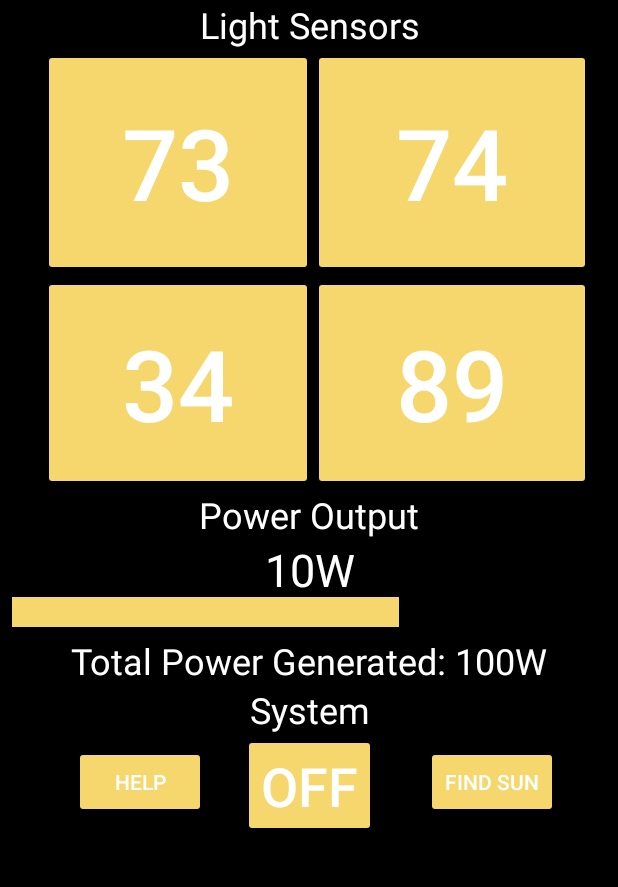
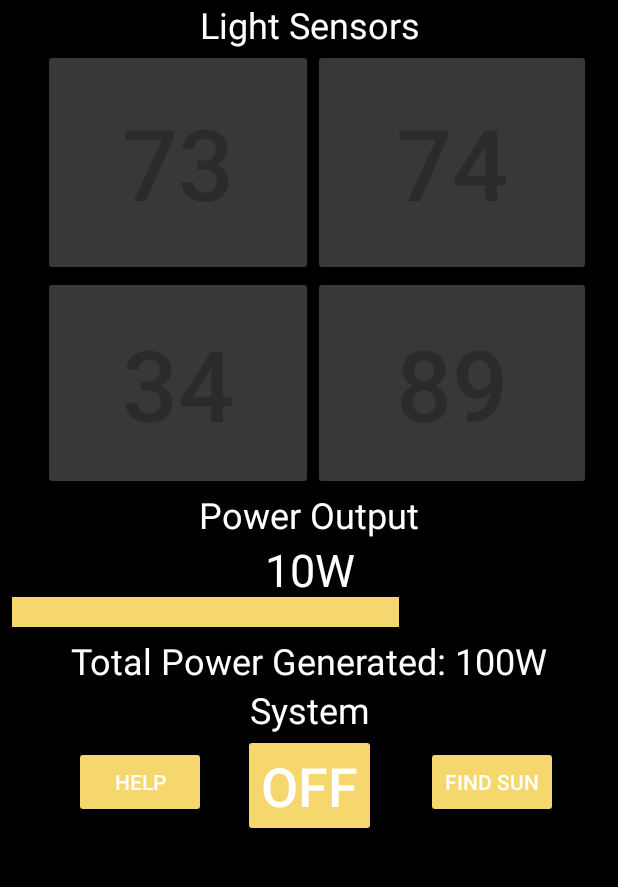
Before and after one commit to Rajminster/Helios, an Android app: the screen it shows after launch (MainActivity), on a phone screen of 412 x 824 dp, the part 72-959 px from its top. Run offline under Robolectric (Android 15) with nearby library versions, the phone set to English and light mode, and no system bars; libraries missing offline, so code that uses them is left out: com.polidea.rxandroidble; 5 statements that could not run were skipped.

Commit message:
LDR Boxes are grayed out until a connection is made

```diff
--- a/app/src/main/java/com/rnd/helius/MainActivity.java
+++ b/app/src/main/java/com/rnd/helius/MainActivity.java
@@ -14,6 +14,7 @@ import android.bluetooth.le.ScanFilter;
 import android.bluetooth.le.ScanSettings;
 import android.content.Context;
 import android.content.Intent;
+import android.graphics.Color;
 import android.os.Bundle;
 import android.os.Handler;
 import android.support.v7.app.AppCompatActivity;
@@ -74,12 +75,16 @@ public class MainActivity extends AppCompatActivity {
         getWindow().addFlags(WindowManager.LayoutParams.FLAG_KEEP_SCREEN_ON);
         ldr0Button = (Button) findViewById(R.id.ldr0);
         ldr0Button.setText((int) (Math.random() * 100) + "");
+        ldr0Button.setEnabled(false);
         ldr1Button = (Button) findViewById(R.id.ldr1);
         ldr1Button.setText((int) (Math.random() * 100) + "");
+        ldr1Button.setEnabled(false);
         ldr2Button = (Button) findViewById(R.id.ldr2);
         ldr2Button.setText((int) (Math.random() * 100) + "");
+        ldr2Button.setEnabled(false);
         ldr3Button = (Button) findViewById(R.id.ldr3);
         ldr3Button.setText((int) (Math.random() * 100) + "");
+        ldr3Button.setEnabled(false);
         powerBar = (ProgressBar) findViewById(R.id.powerBar);
         powerBar.setProgress((int) (Math.random() * 100));
         powerText = (TextView) findViewById(R.id.powerText);
@@ -90,7 +95,6 @@ public class MainActivity extends AppCompatActivity {
                 if (mGatt != null) {
 //                    heliusChars.get(5).setValue(1,BluetoothGattCharacteristic.FORMAT_UINT8,0);
                     Log.i("POWER", "Set Value " + power);
-
                 }
             }
         });
@@ -209,7 +213,16 @@ public class MainActivity extends AppCompatActivity {
             for (BluetoothGattCharacteristic c : heliusChars)
                 gatt.setCharacteristicNotification(c, true);
             requestCharacteristics(gatt);
-            findButton.setVisibility(View.GONE);
+            runOnUiThread(new Runnable() {
+                @Override
+                public void run() {
+                    findButton.setVisibility(View.GONE);
+                    ldr0Button.setEnabled(true);
+                    ldr1Button.setEnabled(true);
+                    ldr2Button.setEnabled(true);
+                    ldr3Button.setEnabled(true);
+                }
+            });
         }
 
         public void requestCharacteristics(BluetoothGatt gatt) {
--- a/app/src/main/res/layout/activity_main.xml
+++ b/app/src/main/res/layout/activity_main.xml
@@ -24,7 +24,8 @@
         android:text="Find Helius"
         app:layout_constraintLeft_toLeftOf="parent"
         app:layout_constraintRight_toRightOf="parent"
-        tools:layout_editor_absoluteY="1dp" />
+        app:layout_constraintTop_toTopOf="parent"
+        android:layout_marginTop="0dp" />
 
     <TextView
         android:id="@+id/textView4"
@@ -126,7 +127,8 @@
         android:textSize="36sp"
         app:layout_constraintLeft_toLeftOf="parent"
         app:layout_constraintRight_toRightOf="parent"
-        app:layout_constraintTop_toBottomOf="@+id/textView3" />
+        app:layout_constraintTop_toBottomOf="@+id/textView3"
+        />
 
     <TextView
         android:id="@+id/textView3"
```
